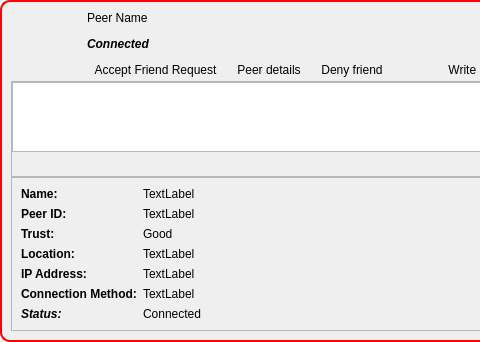
Qt form retroshare-gui/src/gui/feeds/SecurityItem.ui (RetroShare/RetroShare) before a commit; both pictures show x 0 to 480 and y 0 to 342 of the 776 by 342 pixel window.
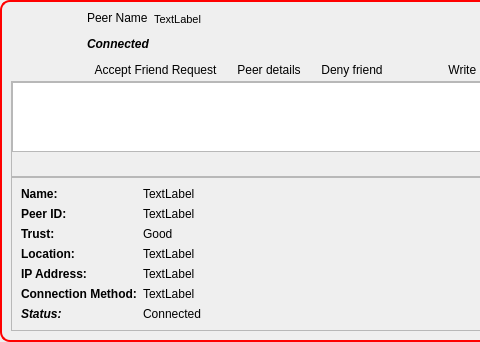
The same form after that commit. Icons and pictures are not drawn. Custom widgets are drawn as their Qt base class.

Commit message: Added a label for Connect Attempt after nickname "wants to be friends with you on RetroShare"

```diff
--- a/retroshare-gui/src/gui/feeds/SecurityItem.ui
+++ b/retroshare-gui/src/gui/feeds/SecurityItem.ui
@@ -93,7 +93,7 @@
              </property>
             </widget>
            </item>
-           <item row="1" column="0">
+           <item row="1" column="0" colspan="2">
             <widget class="QLabel" name="titleLabel">
              <property name="sizePolicy">
               <sizepolicy hsizetype="Minimum" vsizetype="Minimum">
@@ -116,6 +116,20 @@
              </property>
             </widget>
            </item>
+           <item row="0" column="1">
+            <widget class="QLabel" name="request_label">
+             <property name="text">
+              <string>&lt;!DOCTYPE HTML PUBLIC &quot;-//W3C//DTD HTML 4.0//EN&quot; &quot;http://www.w3.org/TR/REC-html40/strict.dtd&quot;&gt;
+&lt;html&gt;&lt;head&gt;&lt;meta name=&quot;qrichtext&quot; content=&quot;1&quot; /&gt;&lt;style type=&quot;text/css&quot;&gt;
+p, li { white-space: pre-wrap; }
+&lt;/style&gt;&lt;/head&gt;&lt;body style=&quot; font-family:'MS Shell Dlg 2'; font-size:8.25pt; font-weight:400; font-style:normal;&quot;&gt;
+&lt;p style=&quot; margin-top:0px; margin-bottom:0px; margin-left:0px; margin-right:0px; -qt-block-indent:0; text-indent:0px;&quot;&gt;&lt;span style=&quot; font-size:8pt; color:#000000;&quot;&gt;TextLabel&lt;/span&gt;&lt;/p&gt;&lt;/body&gt;&lt;/html&gt;</string>
+             </property>
+             <property name="alignment">
+              <set>Qt::AlignLeading|Qt::AlignLeft|Qt::AlignVCenter</set>
+             </property>
+            </widget>
+           </item>
           </layout>
          </item>
          <item row="0" column="2">
```
The commit also changes 1 other file.
